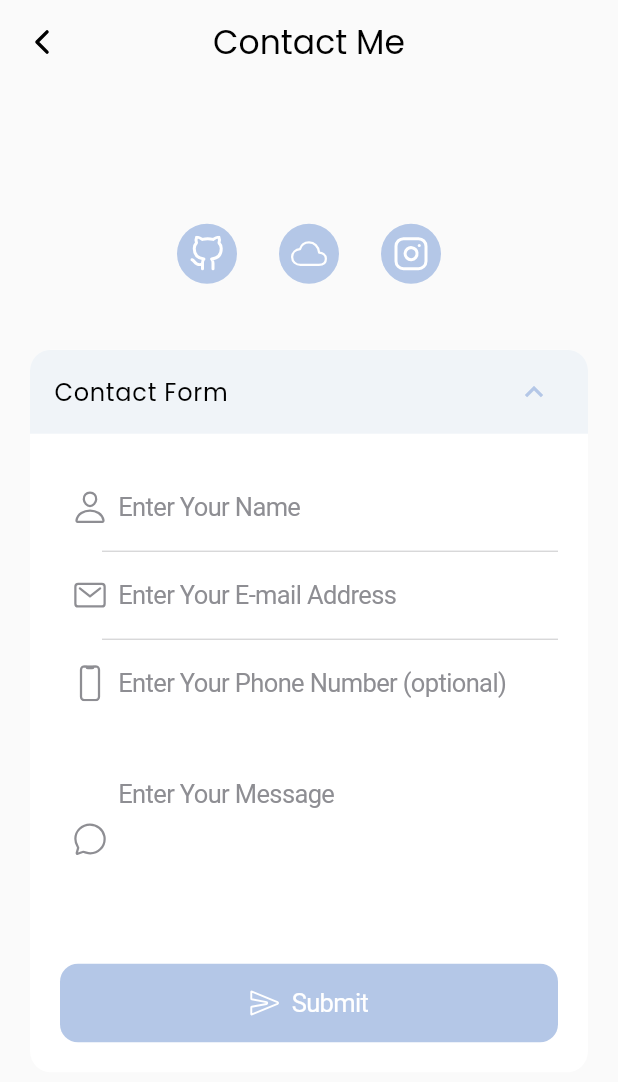
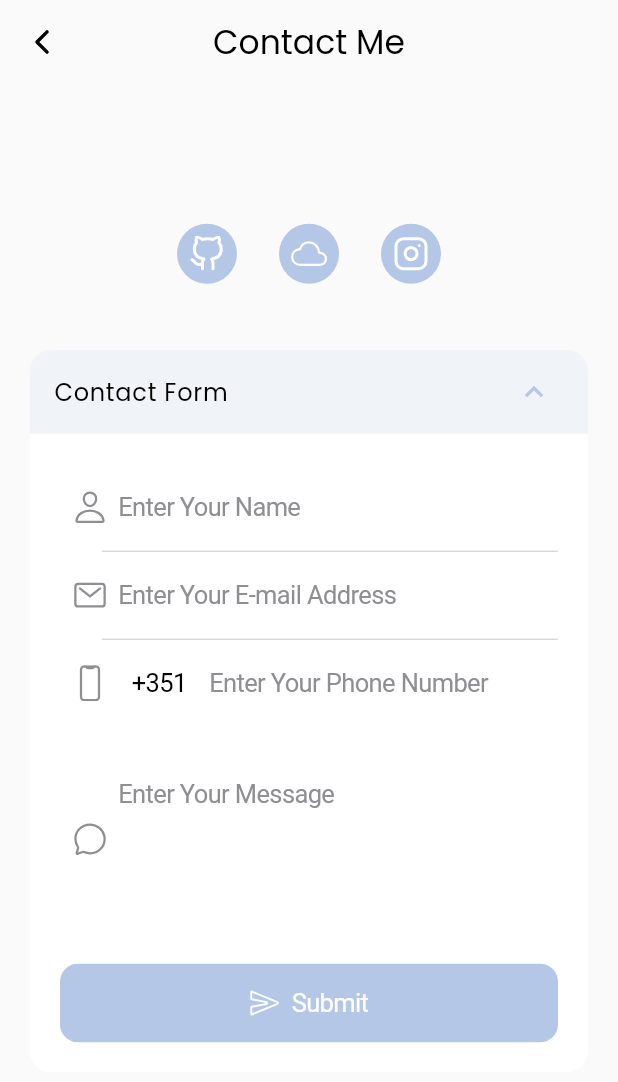
Before and after one commit to danfq/danfq.github.io, a Flutter app: the ContactMe screen opened by its route, after a tap on "Contact Form", on a phone screen of 412 x 824 dp. Shown: the top 1082 px of the screen. Run offline on Flutter 3.47's test engine with Material 3 defaults, Android fonts, the phone set to English and light mode, and no system bars; drawn by our look-alikes of toastification; our stand-ins replace adaptive_theme, flutter_vector_icons, get, google_fonts; missing offline and left inert: fl_country_code_picker, github, mailto.

Commit message:
Implemented Country Code (Contact)

```diff
--- a/lib/pages/contact/widgets/form.dart
+++ b/lib/pages/contact/widgets/form.dart
@@ -4,6 +4,7 @@ import 'package:flutter/services.dart';
 import 'package:flutter_vector_icons/flutter_vector_icons.dart';
 import 'package:portfolio/util/contact/api.dart';
 import 'package:portfolio/util/widgets/buttons.dart';
+import 'package:fl_country_code_picker/fl_country_code_picker.dart';
 
 class ContactForm extends StatefulWidget {
   const ContactForm({super.key});
@@ -21,6 +22,22 @@ class _ContactFormState extends State<ContactForm> {
   final _emailController = TextEditingController();
   final _phoneController = TextEditingController();
   final _messageController = TextEditingController();
+
+  //Country Code Picker
+  final countryPicker = const FlCountryCodePicker();
+  CountryCode? countryCode;
+
+  @override
+  void initState() {
+    super.initState();
+
+    //Set Default Country Code
+    countryCode = const CountryCode(
+      name: "Portugal",
+      code: "PT",
+      dialCode: "+351",
+    );
+  }
 
   @override
   void dispose() {
@@ -102,9 +119,41 @@ class _ContactFormState extends State<ContactForm> {
                   color: CupertinoColors.systemGrey,
                 ),
                 controller: _phoneController,
-                prefix: const Icon(
-                  Ionicons.ios_phone_portrait_outline,
-                  color: CupertinoColors.systemGrey,
+                prefix: Row(
+                  mainAxisSize: MainAxisSize.min,
+                  children: [
+                    const Icon(
+                      Ionicons.ios_phone_portrait_outline,
+                      color: CupertinoColors.systemGrey,
+                    ),
+                    const SizedBox(width: 8),
+                    GestureDetector(
+                      onTap: () async {
+                        //Show Country Code Picker
+                        final code = await countryPicker.showPicker(
+                          backgroundColor: Theme.of(context).cardColor,
+                          context: context,
+                        );
+
+                        //Set Country Code
+                        if (code != null) {
+                          setState(() => countryCode = code);
+                        }
+                      },
+                      child: Container(
+                        padding: const EdgeInsets.symmetric(
+                            horizontal: 8, vertical: 4),
+                        decoration: BoxDecoration(
+                          color: CupertinoColors.white.withOpacity(0.1),
+                          borderRadius: BorderRadius.circular(4),
+                        ),
+                        child: Text(
+                          countryCode?.dialCode ?? '+1',
+                          style: const TextStyle(color: CupertinoColors.label),
+                        ),
+                      ),
+                    ),
+                  ],
                 ),
                 placeholder: "Enter Your Phone Number (optional)",
                 padding: const EdgeInsets.symmetric(
@@ -166,7 +215,9 @@ class _ContactFormState extends State<ContactForm> {
                 //Inputs
                 final name = _nameController.text.trim();
                 final email = _emailController.text.trim();
-                final phone = _phoneController.text.trim();
+                final phone = _phoneController.text.isEmpty
+                    ? ''
+                    : '${countryCode?.dialCode ?? '+1'}${_phoneController.text.trim()}';
                 final message = _messageController.text.trim();
 
                 //Validate Inputs
--- a/pubspec.yaml
+++ b/pubspec.yaml
@@ -23,6 +23,7 @@ dependencies:
   github: ^9.24.0
   clipboard: ^0.1.3
   google_fonts: ^6.2.1
+  fl_country_code_picker: ^0.1.9+1
 
 dev_dependencies:
   flutter_test:
```
Also changed, not shown: pubspec.lock.
